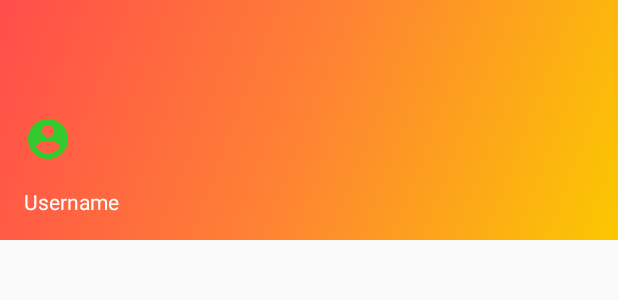
After one commit to itsnotafake/AMain, an Android app: the layout main_navigation_header.xml on its own in the app's theme, with its tools: preview values and no code run, on a phone screen of 412 x 824 dp. The commit adds this screen. Shown: the top 300 px of the screen. Run offline under Robolectric (Android 15) with nearby library versions, the phone set to English and light mode, and no system bars.

Commit message:
feat
Working navigation drawer added with a sign out function

```diff
--- a/Atakr/app/src/main/AndroidManifest.xml
+++ b/Atakr/app/src/main/AndroidManifest.xml
@@ -9,7 +9,8 @@
         android:theme="@style/AppTheme">
 
         <activity
-            android:name=".MainActivity">
+            android:name=".MainActivity"
+            android:theme="@style/AppTheme.NoActionBar">
             <intent-filter>
                 <action android:name="android.intent.action.MAIN"/>
                 <category android:name="android.intent.category.LAUNCHER"/>
--- /dev/null
+++ b/Atakr/app/src/main/res/drawable/navigation_header_background.xml
@@ -0,0 +1,10 @@
+<?xml version="1.0" encoding="utf-8"?>
+<shape xmlns:android="http://schemas.android.com/apk/res/android"
+    android:shape="rectangle" >
+    <gradient
+        android:startColor="#FBC800"
+        android:centerColor="#FE8333"
+        android:endColor="#FF4D4B"
+        android:type="linear"
+        android:angle="135" />
+</shape>
--- /dev/null
+++ b/Atakr/app/src/main/res/layout/main_navigation_header.xml
@@ -0,0 +1,27 @@
+<?xml version="1.0" encoding="utf-8"?>
+<LinearLayout xmlns:android="http://schemas.android.com/apk/res/android"
+    android:layout_width="match_parent"
+    android:layout_height="@dimen/navigation_header_height"
+    android:background="@drawable/navigation_header_background"
+    android:paddingBottom="@dimen/navigation_drawer_vertical_margin"
+    android:paddingLeft="@dimen/navigation_drawer_horiztonal_margin"
+    android:paddingRight="@dimen/navigation_drawer_horiztonal_margin"
+    android:paddingTop="@dimen/navigation_drawer_vertical_margin"
+    android:theme="@style/ThemeOverlay.AppCompat.Dark"
+    android:orientation="vertical"
+    android:gravity="bottom">
+
+    <ImageView
+        android:id="@+id/main_navigation_icon"
+        android:layout_width="wrap_content"
+        android:layout_height="wrap_content"
+        android:paddingTop="@dimen/navigation_header_vertical_spacing"
+        android:src="@drawable/account_icon"
+        android:contentDescription="@string/main_navigation_icon_CD"/>
+
+    <TextView android:layout_width="match_parent"
+        android:layout_height="wrap_content"
+        android:paddingTop="@dimen/navigation_header_vertical_spacing"
+        android:text="Username"
+        android:textAppearance="@style/TextAppearance.AppCompat.Body1" />
+</LinearLayout>
--- a/Atakr/app/src/main/res/values/colors.xml
+++ b/Atakr/app/src/main/res/values/colors.xml
@@ -3,4 +3,5 @@
     <color name="colorPrimary">#FFE0B2</color>
     <color name="colorPrimaryDark">#FF9800</color>
     <color name="colorAccent">#00E676</color>
+    <color name="colorPrimaryTransparent">#BFFFE0B2</color>
 </resources>
--- /dev/null
+++ b/Atakr/app/src/main/res/values/dimens.xml
@@ -0,0 +1,8 @@
+<?xml version="1.0" encoding="utf-8"?>
+<resources>
+    <!-- DEFAULT NAVIGATION HEADER MARGINS AS PER GUIDELINES -->
+    <dimen name="navigation_header_vertical_spacing">16dp</dimen>
+    <dimen name="navigation_header_height">160dp</dimen>
+    <dimen name="navigation_drawer_horiztonal_margin">16dp</dimen>
+    <dimen name="navigation_drawer_vertical_margin">16dp</dimen>
+</resources>
--- a/Atakr/app/src/main/res/values/styles.xml
+++ b/Atakr/app/src/main/res/values/styles.xml
@@ -9,11 +9,14 @@
         <item name="android:windowNoTitle">true</item>
     </style>
 
+    <style name="AppTheme.NoActionBar">
+        <item name="windowActionBar">false</item>
+        <item name="windowNoTitle">true</item>
+    </style>
+    <style name="AppTheme.AppBarOverlay" parent="ThemeOverlay.AppCompat.Dark.ActionBar"/>
+    <style name="AppTheme.PopupOverlay" parent="ThemeOverlay.AppCompat.Light"/>
+
     <!-- Themes for Main Activity -->
-    <style name="toolbar">
-        <item name="android:background">@color/colorPrimaryDark</item>
-    </style>
-
     <style name="appbar">
         <item name="android:background">@color/colorPrimaryDark</item>
     </style>
```
Also changed, not shown: Atakr/app/src/main/java/templar/atakr/MainActivity.java (+70 -1 lines), Atakr/app/src/main/res/layout/main_activity.xml (+28 -3 lines), Atakr/app/src/main/res/menu/main_navigation_menu.xml (added, +31 -0 lines), Atakr/app/src/main/res/menu/menu.xml (added, +12 -0 lines), Atakr/app/src/main/res/values/strings.xml (+14 -0 lines), Atakr/app/src/main/res/drawable-hdpi/account_icon.png (added), Atakr/app/src/main/res/drawable-mdpi/account_icon.png (added), Atakr/app/src/main/res/drawable-xhdpi/account_icon.png (added), Atakr/app/src/main/res/drawable-xxhdpi/account_icon.png (added).
